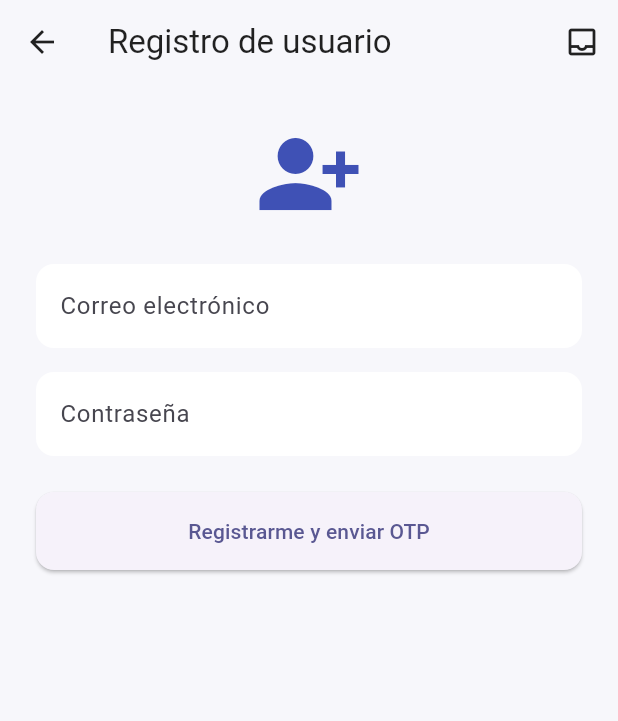
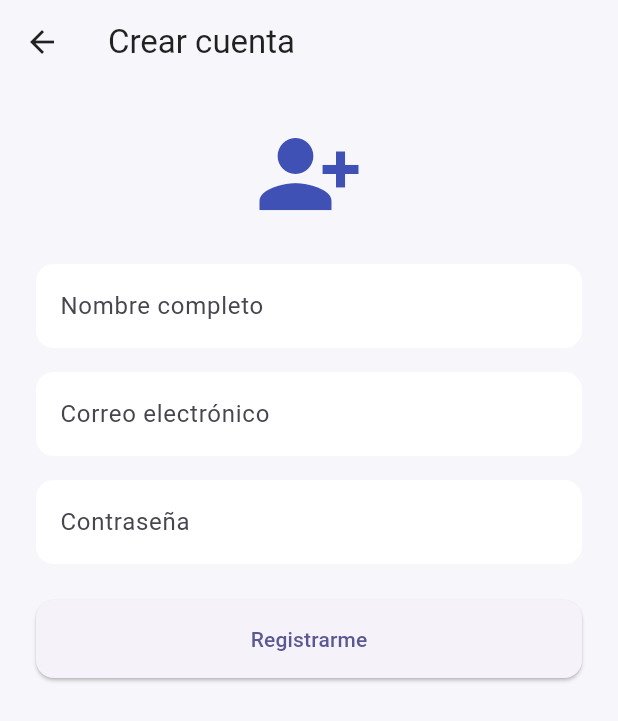
Before and after one commit to CrisSalas07/SMS-OTP, a Flutter app: the RegisterScreen screen opened by its route, on a phone screen of 412 x 824 dp. Shown: the top 721 px of the screen. Run offline on Flutter 3.47's test engine with Material 3 defaults, Android fonts, the phone set to English and light mode, and no system bars; our stand-ins replace get; accounts and stored records are empty.

Commit message:
Corregir errores y actualizar funcionalidades

```diff
--- a/lib/screens/register_screen.dart
+++ b/lib/screens/register_screen.dart
@@ -1,11 +1,8 @@
 import 'package:flutter/material.dart';
 import 'package:get/get.dart';
-import '../controllers/otp_controller.dart';
-import '../models/otp_verification.dart';
-import '../routes/app_routes.dart';
+import '../controllers/auth_controller.dart';
 import '../widgets/custom_button.dart';
 import '../widgets/custom_text_field.dart';
-import 'inbox_screen.dart';
 
 class RegisterScreen extends StatefulWidget {
   const RegisterScreen({super.key});
@@ -16,49 +13,24 @@ class RegisterScreen extends StatefulWidget {
 
 class _RegisterScreenState extends State<RegisterScreen> {
   final _formKey = GlobalKey<FormState>();
+  final _nameController = TextEditingController();
   final _emailController = TextEditingController();
   final _passwordController = TextEditingController();
-  final _otp = Get.find<OtpController>();
+  final _auth = Get.find<AuthController>();
   bool _isSending = false;
 
   Future<void> _handleRegister() async {
     if (!_formKey.currentState!.validate()) return;
-
     setState(() => _isSending = true);
     await Future.delayed(const Duration(seconds: 1));
-
-    _otp.sendOtp(_emailController.text.trim(), OtpPurpose.register);
-
+    _auth.startRegister(_nameController.text, _emailController.text.trim(), _passwordController.text);
     setState(() => _isSending = false);
-    if (!mounted) return;
-
-    ScaffoldMessenger.of(context).showSnackBar(
-      const SnackBar(content: Text('Código enviado. Revísalo en tu bandeja 📩')),
-    );
-
-    Get.toNamed(AppRoutes.otp, arguments: _emailController.text.trim());
-  }
-
-  @override
-  void dispose() {
-    _emailController.dispose();
-    _passwordController.dispose();
-    super.dispose();
   }
 
   @override
   Widget build(BuildContext context) {
     return Scaffold(
-      appBar: AppBar(
-        title: const Text('Registro de usuario'),
-        actions: [
-          IconButton(
-            tooltip: 'Bandeja de entrada',
-            icon: const Icon(Icons.inbox_outlined),
-            onPressed: () => Get.to(() => const InboxScreen()),
-          ),
-        ],
-      ),
+      appBar: AppBar(title: const Text('Crear cuenta')),
       body: Padding(
         padding: const EdgeInsets.all(24),
         child: Form(
@@ -68,6 +40,12 @@ class _RegisterScreenState extends State<RegisterScreen> {
             children: [
               const Icon(Icons.person_add_alt_1, size: 72, color: Colors.indigo),
               const SizedBox(height: 24),
+              CustomTextField(
+                controller: _nameController,
+                label: 'Nombre completo',
+                validator: (v) => (v == null || v.trim().isEmpty) ? 'Ingresa tu nombre' : null,
+              ),
+              const SizedBox(height: 16),
               CustomTextField(
                 controller: _emailController,
                 label: 'Correo electrónico',
@@ -81,12 +59,14 @@ class _RegisterScreenState extends State<RegisterScreen> {
                 obscureText: true,
                 validator: (v) => (v == null || v.length < 6) ? 'Mínimo 6 caracteres' : null,
               ),
+              Obx(() => _auth.errorMessage.value.isEmpty
+                  ? const SizedBox.shrink()
+                  : Padding(
+                      padding: const EdgeInsets.only(top: 8),
+                      child: Text(_auth.errorMessage.value, style: const TextStyle(color: Colors.red)),
+                    )),
               const SizedBox(height: 24),
-              CustomButton(
-                label: 'Registrarme y enviar OTP',
-                isLoading: _isSending,
-                onPressed: _handleRegister,
-              ),
+              CustomButton(label: 'Registrarme', isLoading: _isSending, onPressed: _handleRegister),
             ],
           ),
         ),
```
Also changed, not shown: lib/models/otp_verification.dart (+22 -0 lines).
